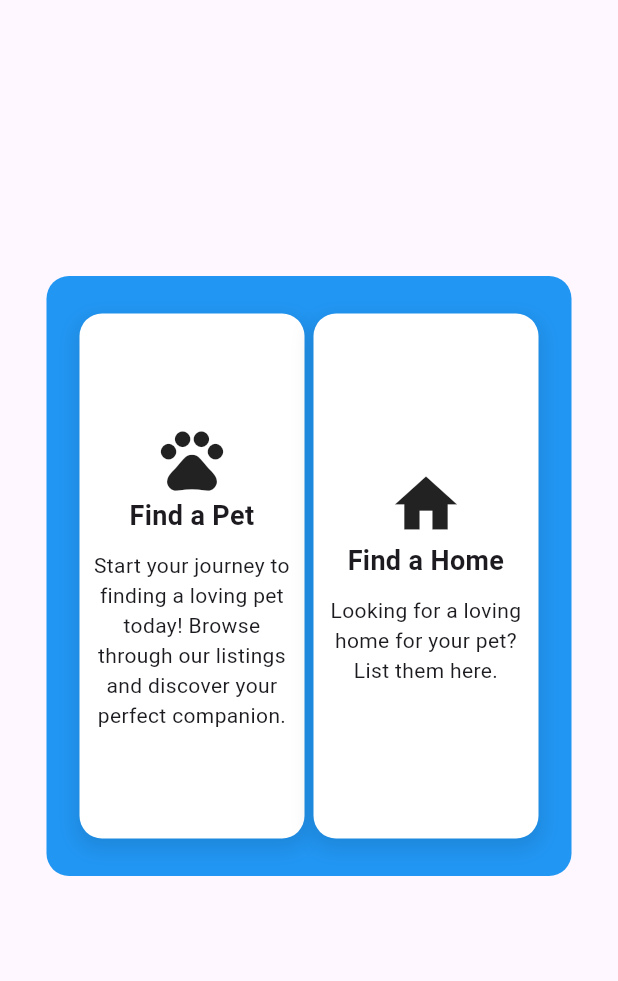
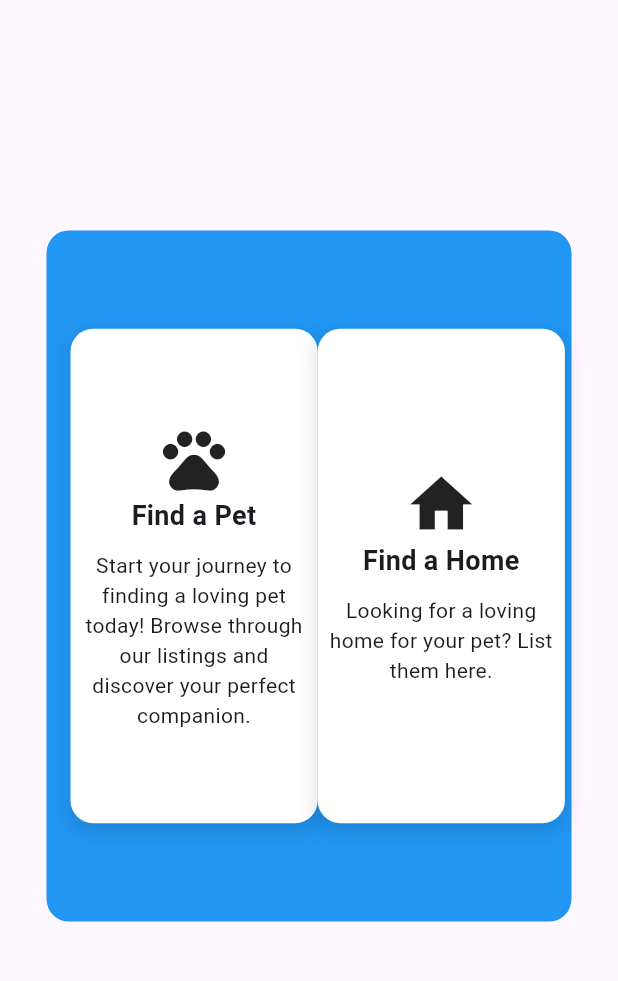
Before and after one commit to Sciege/CCC151, a Flutter app: the screen it shows after launch, on a phone screen of 412 x 824 dp, the part 84-1065 px from its top. Run offline on Flutter 3.47's test engine with Material 3 defaults, Android fonts, the phone set to English and light mode, and no system bars; our stand-ins replace firebase_auth, firebase_core, fluttertoast, image_picker; accounts and stored records are empty.

Commit message:
Responsive ui authPage

```diff
--- a/lib/authpage/authPage.dart
+++ b/lib/authpage/authPage.dart
@@ -9,26 +9,34 @@ class AuthPage extends StatelessWidget {
   Widget build(BuildContext context) {
     return Scaffold(
       appBar: AppBar(
-        title: const Text('Furever Home',style: TextStyle(
+        title: const Text(
+          'Furever Home',
+          style: TextStyle(
             fontSize: 26,
             fontWeight: FontWeight.normal,
-        ),),
+          ),
+        ),
         backgroundColor: Colors.blue,
       ),
       body: Center(
-        child: Container(
-          height: 400,
-          width: 350,
+        child: LayoutBuilder(
+          builder: (context, constraints) {
+            double containerWidth = constraints.maxWidth > 400 ? 350 : constraints.maxWidth * 0.9;
+            double containerHeight = constraints.maxHeight * 0.6;
+
+            return Container(
+              height: containerHeight,
+              width: containerWidth,
               padding: const EdgeInsets.all(16.0),
               decoration: BoxDecoration(
                 color: Colors.blue,
-            borderRadius: BorderRadius.circular(15), // Increased radius for smoother edges
+                borderRadius: BorderRadius.circular(15),
               ),
               child: Row(
                 mainAxisAlignment: MainAxisAlignment.spaceEvenly,
                 children: [
                   _buildAuthContainer(
-                icon: Icon(Icons.pets_sharp,size: 50),
+                    icon: Icon(Icons.pets_sharp, size: 50),
                     context: context,
                     title: 'Find a Pet',
                     description: 'Start your journey to finding a loving pet today! Browse through our listings and discover your perfect companion.',
@@ -37,7 +45,7 @@ class AuthPage extends StatelessWidget {
                     },
                   ),
                   _buildAuthContainer(
-                icon: Icon(Icons.home,size: 50),
+                    icon: Icon(Icons.home, size: 50),
                     context: context,
                     title: 'Find a Home',
                     description: 'Looking for a loving home for your pet? List them here.',
@@ -47,6 +55,8 @@ class AuthPage extends StatelessWidget {
                   ),
                 ],
               ),
+            );
+          },
         ),
       ),
     );
@@ -57,31 +67,32 @@ class AuthPage extends StatelessWidget {
     required BuildContext context,
     required String title,
     required String description,
-    required VoidCallback onTap, // just used for action
+    required VoidCallback onTap,
   }) {
     return InkWell(
       onTap: onTap,
       child: Container(
-        height: 350,
-        width: 150,
+        ///Added MediaQuery for responsive
+        height: MediaQuery.of(context).size.height * 0.4,
+        width: MediaQuery.of(context).size.width * 0.4,
         padding: const EdgeInsets.all(8.0),
         decoration: BoxDecoration(
           color: Colors.white,
-          borderRadius: BorderRadius.circular(15), // Increased radius for smoother edges
+          borderRadius: BorderRadius.circular(15),
           boxShadow: [
             BoxShadow(
               color: Colors.black.withOpacity(0.1),
               spreadRadius: 2,
-              blurRadius: 10, // Increased blur radius for softer shadow
-              offset: const Offset(0, 5), // Increased offset for better shadow effect
+              blurRadius: 10,
+              offset: const Offset(0, 5),
             ),
           ],
         ),
-        clipBehavior: Clip.antiAlias, // Ensure proper clipping of rounded corners
+        clipBehavior: Clip.antiAlias,
         child: Column(
           mainAxisAlignment: MainAxisAlignment.center,
           children: [
-            icon, // use icon instantly since it is declared Icon
+            icon,
             Text(
               title,
               textAlign: TextAlign.center,
```
Lines whose indentation alone changed are shown as unchanged.
